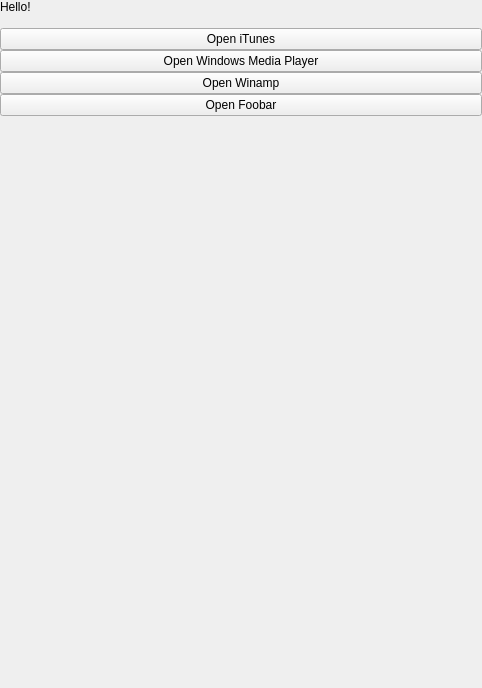
Before: the Qt Designer form app/client/Widgets/NothingPlayingWidget.ui in lastfm/lastfm-desktop, drawn with Qt 5.
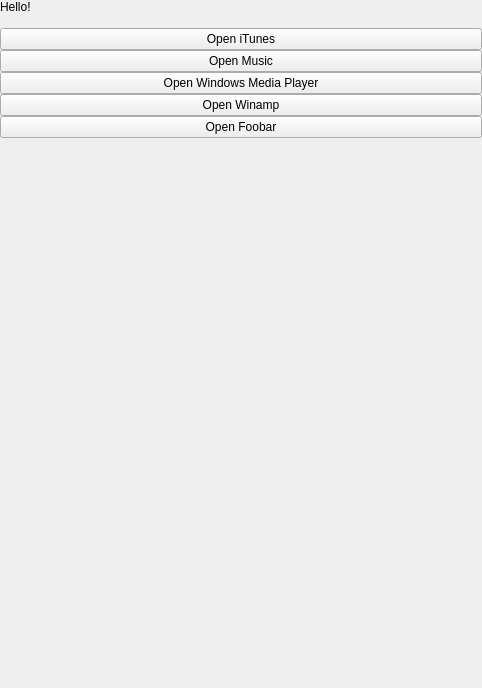
After: the same form once the commit is applied.

Commit message: First attempt at adding an AppleMusic plugin that is basically just the iTunes plugin

Diff of the .ui file:
```diff
--- a/app/client/Widgets/NothingPlayingWidget.ui
+++ b/app/client/Widgets/NothingPlayingWidget.ui
@@ -72,6 +72,13 @@
         </property>
        </widget>
       </item>
+      <item>
+       <widget class="QPushButton" name="applemusic">
+        <property name="text">
+         <string>Open Music</string>
+        </property>
+       </widget>
+      </item>
       <item>
        <widget class="QPushButton" name="wmp">
         <property name="text">
```
The commit also changes 6 other files.
